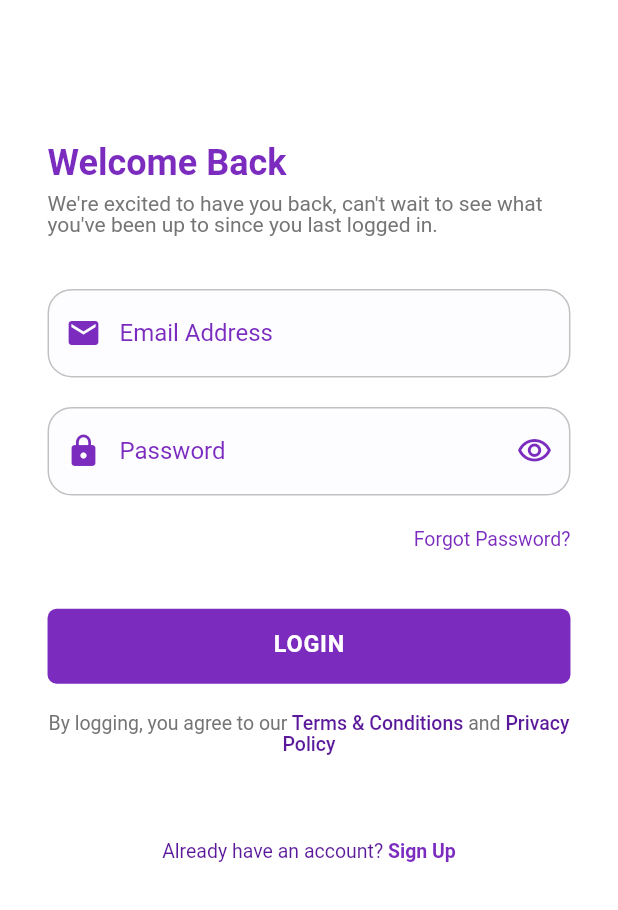
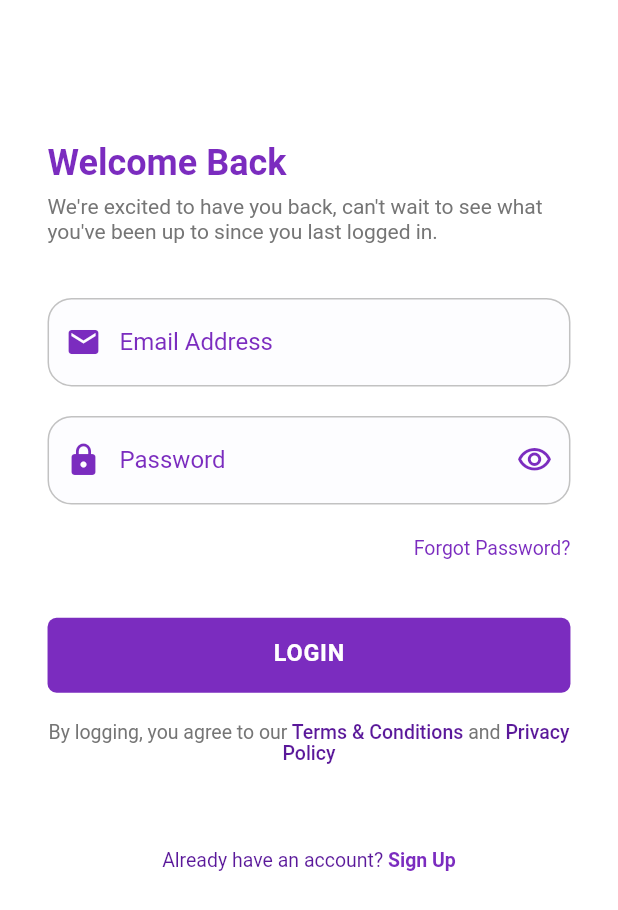
Before and after one commit to YoussifTaha/antenatal_care, a Flutter app: the screen it shows after launch, after a tap on "GET STARTED", on a phone screen of 412 x 824 dp. Shown: the top 910 px of the screen. Run offline on Flutter 3.47's test engine with Material 3 defaults, Android fonts, the phone set to English and light mode, and no system bars; our stand-ins replace cached_network_image, flutter_screenutil; network calls fail.

Commit message:
- edited the text height in the Text below the welcome back sentence in the login screen to 1.2

```diff
--- a/lib/features/login/ui/screens/login_screen.dart
+++ b/lib/features/login/ui/screens/login_screen.dart
@@ -33,7 +33,9 @@ class LoginScreen extends StatelessWidget {
                 Text(
                   'We\'re excited to have you back, can\'t wait to see what you\'ve been up to since you last logged in.',
                   style: getRegularStyle(
-                      color: ColorManger.regularGrey, fontSize: 14),
+                      color: ColorManger.regularGrey,
+                      textHeight: 1.2,
+                      fontSize: 14),
                 ),
                 verticalSpace(36),
                 Form(
```
